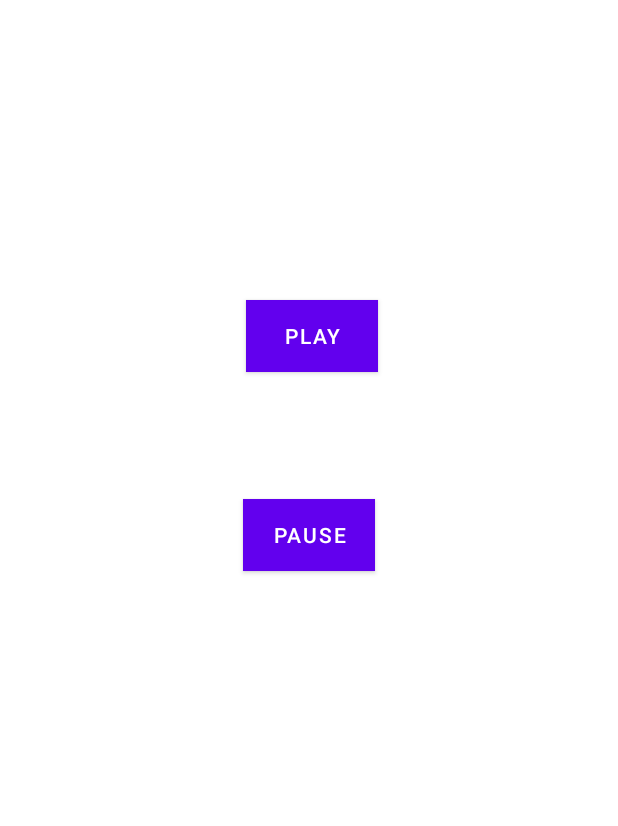
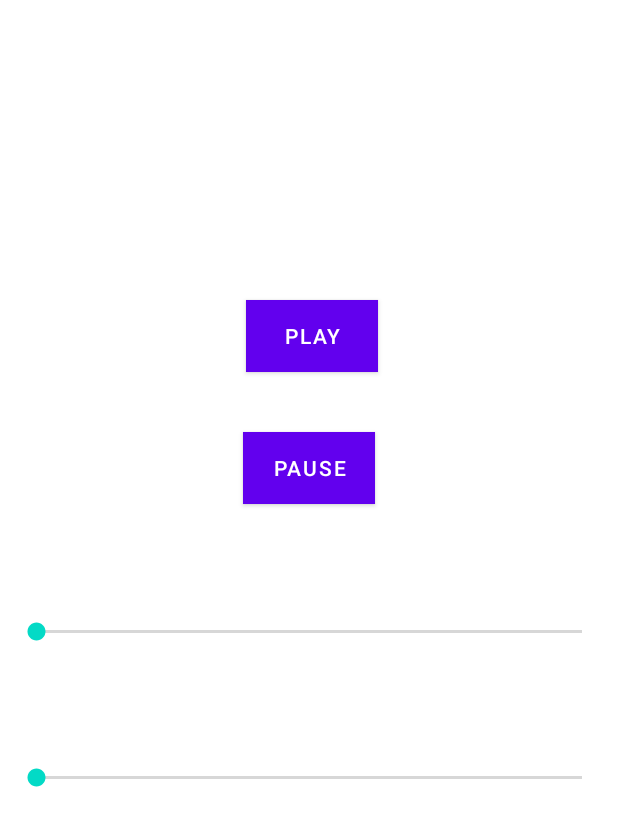
Before and after one commit to snowfire5492/AlertDemo, an Android app: the MainActivity screen opened directly, with no data from a screen before it, on a phone screen of 412 x 824 dp. Shown: the top 826 px of the screen. Run offline under Robolectric (Android 15) with nearby library versions, the phone set to English and light mode, and no system bars.

Commit message:
create volume seekBar and location seekBar

```diff
--- a/AndroidAudio/app/src/main/java/com/example/androidaudio/MainActivity.java
+++ b/AndroidAudio/app/src/main/java/com/example/androidaudio/MainActivity.java
@@ -2,20 +2,90 @@ package com.example.androidaudio;
 
 import androidx.appcompat.app.AppCompatActivity;
 
+import android.media.AudioManager;
 import android.media.MediaPlayer;
 import android.os.Bundle;
+import android.util.Log;
 import android.view.View;
+import android.widget.SeekBar;
+import androidx.constraintlayout.widget.ConstraintLayout;
+
+import java.util.Timer;
+import java.util.TimerTask;
 
 public class MainActivity extends AppCompatActivity {
 
     MediaPlayer mPlayer;
+    AudioManager audioManager;
 
     @Override
     protected void onCreate(Bundle savedInstanceState) {
         super.onCreate(savedInstanceState);
         setContentView(R.layout.activity_main);
 
+        audioManager = (AudioManager) getSystemService(AUDIO_SERVICE);
+
+        int maxVolume = audioManager.getStreamMaxVolume(AudioManager.STREAM_MUSIC);
+
+        int currentVolume = audioManager.getStreamVolume(AudioManager.STREAM_MUSIC);
+
         mPlayer = MediaPlayer.create(this, R.raw.alien_sound);
+
+        SeekBar volumeControl = findViewById(R.id.seekBar);
+
+
+
+        volumeControl.setMax(maxVolume);
+        volumeControl.setProgress(currentVolume);
+
+        volumeControl.setOnSeekBarChangeListener(new SeekBar.OnSeekBarChangeListener() {
+
+            @Override
+            public void onProgressChanged(SeekBar seekBar, int i, boolean b) {
+                Log.i("Seekbar Changed", Integer.toString(i));
+                audioManager.setStreamVolume(AudioManager.STREAM_MUSIC, i, 0);
+            }
+
+            @Override
+            public void onStartTrackingTouch(SeekBar seekBar) {
+
+            }
+
+            @Override
+            public void onStopTrackingTouch(SeekBar seekBar) {
+
+            }
+        });
+
+        final SeekBar locationControl = findViewById(R.id.seekBarMove);
+
+        locationControl.setMax(mPlayer.getDuration());
+
+        locationControl.setOnSeekBarChangeListener(new SeekBar.OnSeekBarChangeListener() {
+            @Override
+            public void onProgressChanged(SeekBar seekBar, int i, boolean b) {
+                Log.i("Location SeekBar", Integer.toString(i));
+                mPlayer.seekTo(i);
+            }
+
+            @Override
+            public void onStartTrackingTouch(SeekBar seekBar) {
+
+            }
+
+            @Override
+            public void onStopTrackingTouch(SeekBar seekBar) {
+
+            }
+        });
+
+        new Timer().scheduleAtFixedRate(new TimerTask() {
+            @Override
+            public void run() {
+                locationControl.setProgress(mPlayer.getCurrentPosition());
+            }
+        }, 0, 300);
+
     }
 
     public void playMedia(View view) {
--- a/AndroidAudio/app/src/main/res/layout/activity_main.xml
+++ b/AndroidAudio/app/src/main/res/layout/activity_main.xml
@@ -28,14 +28,41 @@
         android:layout_height="wrap_content"
         android:layout_marginStart="162dp"
         android:layout_marginLeft="162dp"
-        android:layout_marginTop="38dp"
+        android:layout_marginTop="40dp"
         android:layout_marginEnd="162dp"
         android:layout_marginRight="162dp"
-        android:layout_marginBottom="397dp"
         android:background="#FFEB3B"
+        android:onClick="pauseMedia"
         android:text="Pause"
-        app:layout_constraintBottom_toBottomOf="parent"
+        app:layout_constraintEnd_toEndOf="parent"
+        app:layout_constraintHorizontal_bias="0.0"
+        app:layout_constraintStart_toStartOf="parent"
+        app:layout_constraintTop_toBottomOf="@+id/button" />
+
+    <SeekBar
+        android:id="@+id/seekBar"
+        android:layout_width="0dp"
+        android:layout_height="wrap_content"
+        android:layout_marginStart="8dp"
+        android:layout_marginLeft="8dp"
+        android:layout_marginTop="76dp"
+        android:layout_marginEnd="8dp"
+        android:layout_marginRight="8dp"
+        app:layout_constraintEnd_toEndOf="parent"
+        app:layout_constraintHorizontal_bias="1.0"
+        app:layout_constraintStart_toStartOf="parent"
+        app:layout_constraintTop_toBottomOf="@+id/button2" />
+
+    <SeekBar
+        android:id="@+id/seekBarMove"
+        android:layout_width="0dp"
+        android:layout_height="wrap_content"
+        android:layout_marginStart="8dp"
+        android:layout_marginLeft="8dp"
+        android:layout_marginTop="79dp"
+        android:layout_marginEnd="8dp"
+        android:layout_marginRight="8dp"
         app:layout_constraintEnd_toEndOf="parent"
         app:layout_constraintStart_toStartOf="parent"
-        app:layout_constraintTop_toBottomOf="@+id/button" />
+        app:layout_constraintTop_toBottomOf="@+id/seekBar" />
 </androidx.constraintlayout.widget.ConstraintLayout>
```
